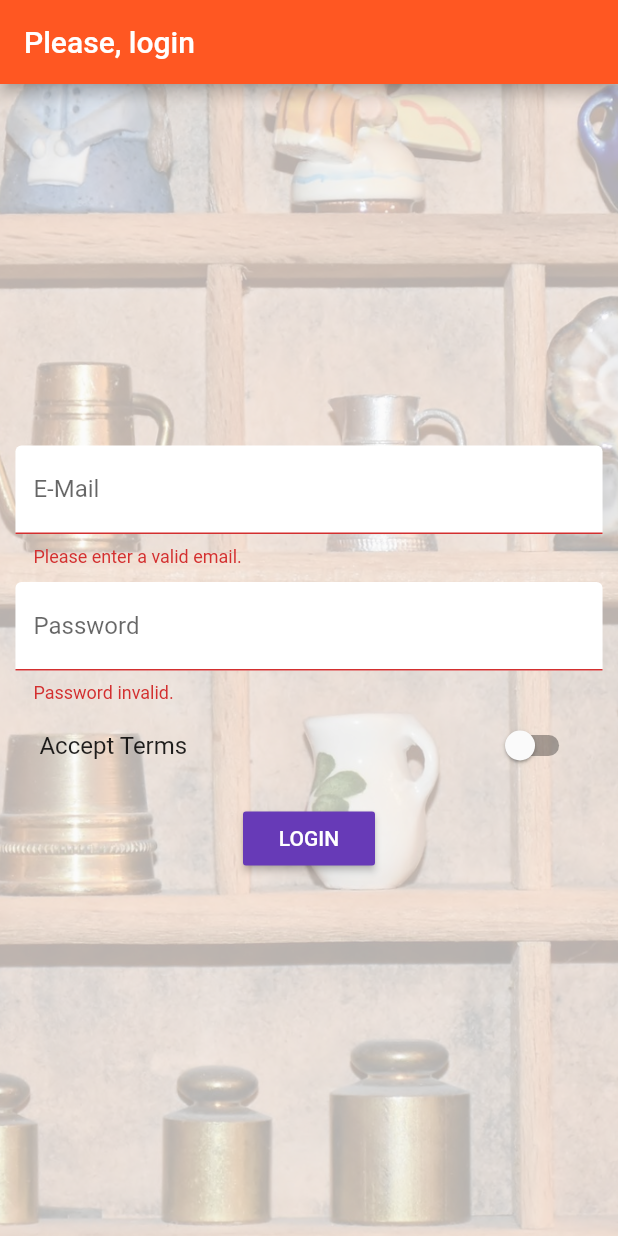
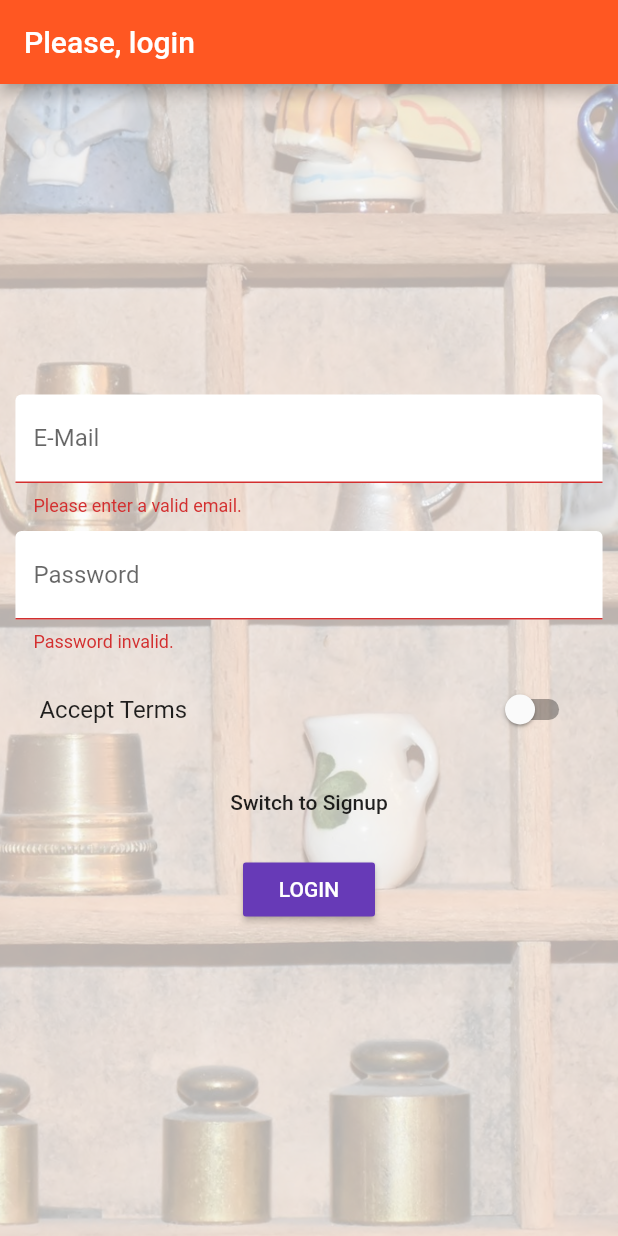
Before and after one commit to bkmza/flutter_course, a Flutter app: the screen it shows after launch, after a tap on "LOGIN", on a phone screen of 412 x 824 dp. Run offline on Flutter 3.47's test engine with Material 2 defaults, Android fonts, the phone set to English and light mode, and no system bars; our stand-ins replace shared_preferences; accounts and stored records are empty.

Commit message:
firebase auth

```diff
--- a/lib/main.dart
+++ b/lib/main.dart
@@ -23,10 +23,17 @@ class MyApp extends StatefulWidget {
 
 class _MyAppState extends State<MyApp> {
   @override
+  void initState() {
+    _model.autoAuthenticate();
+    super.initState();
+  }
+
+  final MainModel _model = MainModel();
+
+  @override
   Widget build(context) {
-    final MainModel model = MainModel();
     return ScopedModel<MainModel>(
-      model: model,
+      model: _model,
       child: MaterialApp(
         // debugShowMaterialGrid: true,
         theme: ThemeData(
@@ -36,9 +43,10 @@ class _MyAppState extends State<MyApp> {
             buttonColor: Colors.deepPurple),
         // home: AuthPage(),
         routes: {
-          '/': (BuildContext context) => AuthPage(),
-          '/products': (BuildContext context) => ProductsPage(model),
-          '/admin': (BuildContext context) => ProductsAdminPage(model)
+          '/': (BuildContext context) =>
+              _model.user == null ? AuthPage() : ProductsPage(_model),
+          '/products': (BuildContext context) => ProductsPage(_model),
+          '/admin': (BuildContext context) => ProductsAdminPage(_model)
         },
         onGenerateRoute: (RouteSettings settings) {
           final List<String> pathElements = settings.name.split('/');
@@ -48,7 +56,7 @@ class _MyAppState extends State<MyApp> {
           if (pathElements[1] == 'product') {
             final String productId = pathElements[2];
             final Product product =
-                model.allProducts.firstWhere((Product product) {
+                _model.allProducts.firstWhere((Product product) {
               return product.id == productId;
             });
             return MaterialPageRoute<bool>(
@@ -59,7 +67,7 @@ class _MyAppState extends State<MyApp> {
         },
         onUnknownRoute: (RouteSettings settings) {
           return MaterialPageRoute(
-              builder: (BuildContext context) => ProductsPage(model));
+              builder: (BuildContext context) => ProductsPage(_model));
         },
       ),
     );
--- /dev/null
+++ b/lib/models/auth.dart
@@ -0,0 +1,4 @@
+enum AuthMode {
+  Signup,
+  Login
+}
--- a/lib/models/user.dart
+++ b/lib/models/user.dart
@@ -3,7 +3,7 @@ import 'package:flutter/material.dart';
 class User {
   final String id;
   final String email;
-  final String password;
+  final String token;
 
-  User({@required this.id, @required this.email, @required this.password});
+  User({@required this.id, @required this.email, @required this.token});
 }
--- a/lib/pages/auth.dart
+++ b/lib/pages/auth.dart
@@ -2,6 +2,7 @@ import 'package:flutter/material.dart';
 import 'package:scoped_model/scoped_model.dart';
 
 import '../scoped-models/main.dart';
+import '../models/auth.dart';
 
 class AuthPage extends StatefulWidget {
   @override
@@ -17,6 +18,8 @@ class _AuthPageState extends State<AuthPage> {
     'password': null,
     'acceptTerms': false
   };
+  final TextEditingController _passwordTextController = TextEditingController();
+  AuthMode _authMode = AuthMode.Login;
 
   DecorationImage _buildBackgroundImage() {
     return DecorationImage(
@@ -50,6 +53,7 @@ class _AuthPageState extends State<AuthPage> {
       decoration: InputDecoration(
           labelText: 'Password', filled: true, fillColor: Colors.white),
       obscureText: true,
+      controller: _passwordTextController,
       validator: (String value) {
         if (value.isEmpty || value.length < 6) {
           return 'Password invalid.';
@@ -59,6 +63,20 @@ class _AuthPageState extends State<AuthPage> {
         _formData['password'] = value;
       },
     );
+  }
+
+  Widget _buildPasswordConfirmTextField() {
+    return TextFormField(
+        decoration: InputDecoration(
+            labelText: 'Confirm Password',
+            filled: true,
+            fillColor: Colors.white),
+        obscureText: true,
+        validator: (String value) {
+          if (_passwordTextController.text != value) {
+            return 'Passwords do not match.';
+          }
+        });
   }
 
   Widget _buildAcceptSwitch() {
@@ -73,13 +91,33 @@ class _AuthPageState extends State<AuthPage> {
     );
   }
 
-  void _submitForm(Function login) {
+  void _submitForm(Function authenticate) async {
     if (!_formKey.currentState.validate() || !_formData['acceptTerms']) {
       return;
     }
     _formKey.currentState.save();
-    login(_formData['email'], _formData['password']);
-    Navigator.pushReplacementNamed(context, '/products');
+    Map<String, dynamic> successInformation;
+    successInformation = await authenticate(
+        _formData['email'], _formData['password'], _authMode);
+    if (successInformation['success']) {
+      Navigator.pushReplacementNamed(context, '/products');
+    } else {
+      showDialog(
+          context: context,
+          builder: (BuildContext context) {
+            return AlertDialog(
+              title: Text('An Error Occured!'),
+              content: Text(successInformation['message']),
+              actions: <Widget>[
+                FlatButton(
+                    child: Text('Okay'),
+                    onPressed: () {
+                      Navigator.of(context).pop();
+                    })
+              ],
+            );
+          });
+    }
   }
 
   @override
@@ -108,18 +146,43 @@ class _AuthPageState extends State<AuthPage> {
                         height: 10.0,
                       ),
                       _buildPasswordTextField(),
+                      SizedBox(
+                        height: 10.0,
+                      ),
+                      _authMode == AuthMode.Signup
+                          ? _buildPasswordConfirmTextField()
+                          : Container(),
                       _buildAcceptSwitch(),
+                      SizedBox(
+                        height: 10.0,
+                      ),
+                      FlatButton(
+                        child: Text(
+                            'Switch to ${_authMode == AuthMode.Login ? 'Signup' : 'Login'}'),
+                        onPressed: () {
+                          setState(() {
+                            _authMode = _authMode == AuthMode.Login
+                                ? AuthMode.Signup
+                                : AuthMode.Login;
+                          });
+                        },
+                      ),
                       SizedBox(
                         height: 10.0,
                       ),
                       ScopedModelDescendant<MainModel>(
                         builder: (BuildContext context, Widget widget,
                             MainModel model) {
-                          return RaisedButton(
-                            textColor: Colors.white,
-                            child: Text('LOGIN'),
-                            onPressed: () => _submitForm(model.login),
-                          );
+                          return model.isLoading
+                              ? CircularProgressIndicator()
+                              : RaisedButton(
+                                  textColor: Colors.white,
+                                  child: Text(_authMode == AuthMode.Login
+                                      ? 'LOGIN'
+                                      : 'SIGNUP'),
+                                  onPressed: () =>
+                                      _submitForm(model.authenticate),
+                                );
                         },
                       )
                     ],
--- a/lib/pages/products.dart
+++ b/lib/pages/products.dart
@@ -3,6 +3,7 @@ import 'package:scoped_model/scoped_model.dart';
 
 import '../widgets/products/products.dart';
 import '../scoped-models/main.dart';
+import '../widgets/ui_elements/logout_list_tile.dart';
 
 class ProductsPage extends StatefulWidget {
   final MainModel model;
@@ -36,7 +37,9 @@ class _ProductsPageState extends State<ProductsPage> {
             onTap: () {
               Navigator.pushReplacementNamed(context, '/admin');
             },
-          )
+          ),
+          Divider(),
+          LogoutListTile()
         ],
       ),
     );
--- a/lib/pages/products_admin.dart
+++ b/lib/pages/products_admin.dart
@@ -3,6 +3,7 @@ import 'package:flutter/material.dart';
 import './product_edit.dart';
 import './product_list.dart';
 import '../scoped-models/main.dart';
+import '../widgets/ui_elements/logout_list_tile.dart';
 
 class ProductsAdminPage extends StatelessWidget {
   final MainModel model;
@@ -23,7 +24,9 @@ class ProductsAdminPage extends StatelessWidget {
             onTap: () {
               Navigator.pushReplacementNamed(context, '/products');
             },
-          )
+          ),
+          Divider(),
+          LogoutListTile()
         ],
       ),
     );
--- a/pubspec.yaml
+++ b/pubspec.yaml
@@ -22,6 +22,7 @@ dependencies:
   cupertino_icons: ^0.1.2
   scoped_model: ^1.0.1
   http: ^0.12.0+1
+  shared_preferences: ^0.5.0
 
 dev_dependencies:
   flutter_test:
```
Also changed, not shown: lib/scoped-models/connected_products.dart (+78 -6 lines), lib/widgets/ui_elements/logout_list_tile.dart (added, +22 -0 lines), 3 other files.
